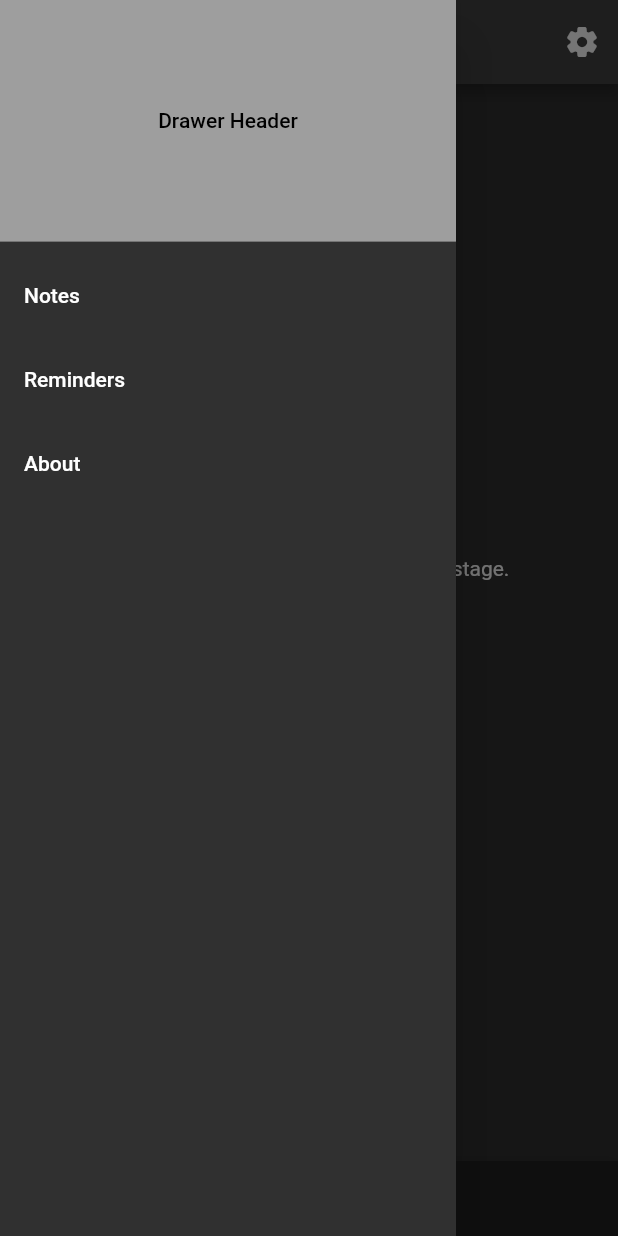
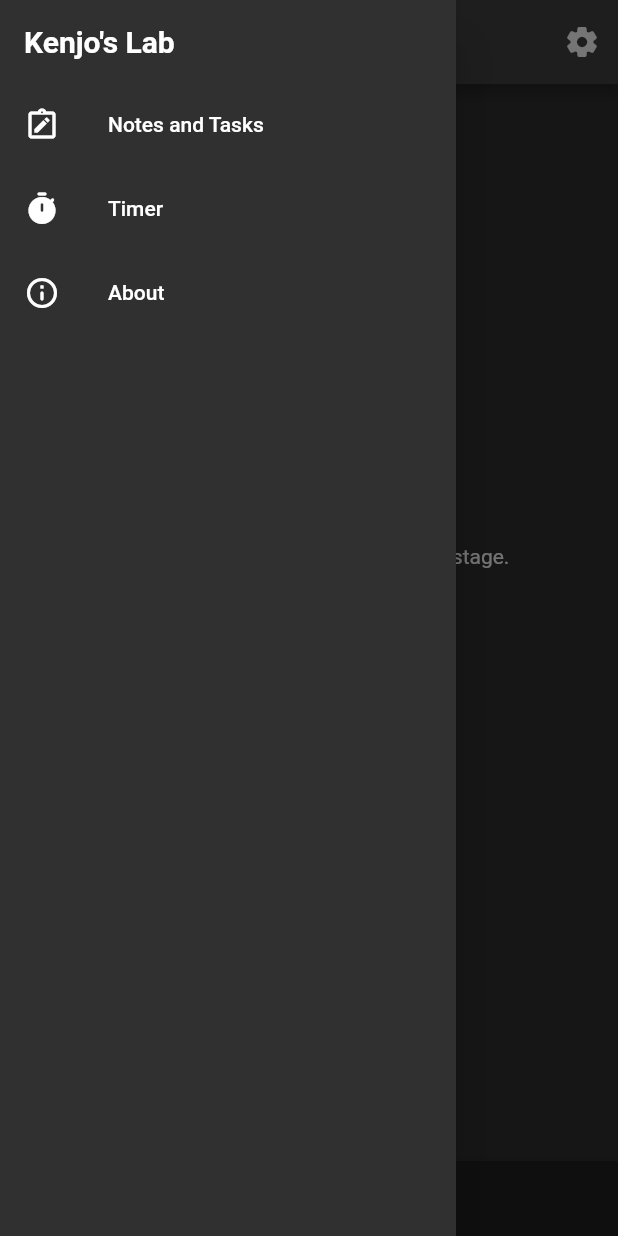
Before and after one commit to imKenjo18/multipurpose, a Flutter app: the screen it shows after launch, with the side drawer open, on a phone screen of 412 x 824 dp. Run offline on Flutter 3.47's test engine with Material 2 defaults, Android fonts, the phone set to English and light mode, and no system bars; our stand-ins replace settings_ui; missing offline and left inert: shared_preferences_web.

Commit message:
v0.1.0-alpha
- Added Settings UI
- Changed "Confirm" button to "Save"
- Improved Drawer content

```diff
--- a/lib/home_page.dart
+++ b/lib/home_page.dart
@@ -93,7 +93,9 @@ class _MyHomePageState extends State<MyHomePage> {
           mainAxisAlignment: MainAxisAlignment.center,
           children: <Widget>[
             const Text(
-              'App is still in very early development stage.\nThis build only shows some of the UI.\nTimes you tried to create a new task:',
+                'App is still in very early development stage.\n'
+                'This build only shows some of the UI.\n\n'
+                'Times you tried to create a new task:',
             ),
             Text(
               '$_counter',
@@ -126,27 +128,46 @@ class _MyHomePageState extends State<MyHomePage> {
 Widget getDrawerContent(BuildContext context) {
   return ListView(
     children: <Widget>[
-      DrawerHeader(
-        padding: const EdgeInsets.fromLTRB(0.0, 0.0, 0.0, 0.0),
-        child: Container(
-          color: Colors.grey,
-          child: const Center(
-            child: Text(
-              'Drawer Header',
-              style: TextStyle(
-                color: Colors.black
-              ),
-            ),
-          )
-        )
+      Padding(
+        padding: const EdgeInsets.all(16.0),
+        child: Text(
+          'Kenjo\'s Lab',
+          style: TextStyle(
+              fontSize: 20.0,
+              fontWeight: FontWeight.bold,
+          ),
+        // DrawerHeader(
+        //   child: const Text(
+        //     'Kenjo\'s Lab',
+        //     style: TextStyle(
+        //       fontSize: 20.0,
+        //       fontWeight: FontWeight.bold,
+        //     ),
+        //   ),
+          // padding: const EdgeInsets.fromLTRB(0.0, 0.0, 0.0, 0.0),
+          // child: Container(
+          //   color: Colors.grey,
+          //   child: const Center(
+          //     child: Text(
+          //       'Drawer Header',
+          //       style: TextStyle(
+          //         color: Colors.black
+          //       ),
+          //     ),
+          //   )
+          // )
+        ),
       ),
       const ListTile(
-        title: Text('Notes')
+        leading: Icon(Icons.note_alt_outlined),
+        title: Text('Notes and Tasks')
       ),
       const ListTile(
-        title: Text('Reminders'),
+        leading: Icon(Icons.timer_rounded),
+        title: Text('Timer'),
       ),
       const ListTile(
+        leading: Icon(Icons.info_outline_rounded),
         title: Text('About'),
       )
     ],
--- a/lib/main.dart
+++ b/lib/main.dart
@@ -13,7 +13,7 @@ class MyApp extends StatelessWidget {
   Widget build(BuildContext context) {
     return MaterialApp(
       debugShowCheckedModeBanner: false,
-      title: 'Multi-Purpose App',
+      title: 'Multi-Purpose',
       theme: ThemeData(
         // This is the theme of your application.
         //
--- a/lib/task_page.dart
+++ b/lib/task_page.dart
@@ -1,4 +1,3 @@
-import 'package:flutter/cupertino.dart';
 import 'package:flutter/material.dart';
 
 class MyTaskPage extends StatefulWidget {
@@ -73,7 +72,7 @@ class _MyTaskPageState extends State<MyTaskPage> {
                 context: context,
                 builder: (_) => AlertDialog(
                   title: const Text('Delete task?'),
-                  content: const Text('You won\'t be able to recover this once you accept.'),
+                  content: const Text('This action will permanently delete this task.'),
                   actions: <Widget>[
                     TextButton(
                       child: const Text(
@@ -83,7 +82,7 @@ class _MyTaskPageState extends State<MyTaskPage> {
                     ),
                     TextButton(
                       child: const Text('Accept'),
-                      onPressed: () => Navigator.pop(context),
+                      onPressed: () => Navigator.popUntil(context, (route) => route.isFirst),
                     ),
                   ],
                 )
--- a/pubspec.yaml
+++ b/pubspec.yaml
@@ -34,6 +34,9 @@ dependencies:
   # The following adds the Cupertino Icons font to your application.
   # Use with the CupertinoIcons class for iOS style icons.
   cupertino_icons: ^1.0.2
+  settings_ui: ^1.0.0
+  shared_preferences: ^2.0.8
+  shared_preferences_web: ^2.0.2
 
 dev_dependencies:
   flutter_test:
```
Also changed, not shown: lib/generated_plugin_registrant.dart (added, +16 -0 lines), lib/settings_page.dart (+29 -0 lines), pubspec.lock, 5 other files.
